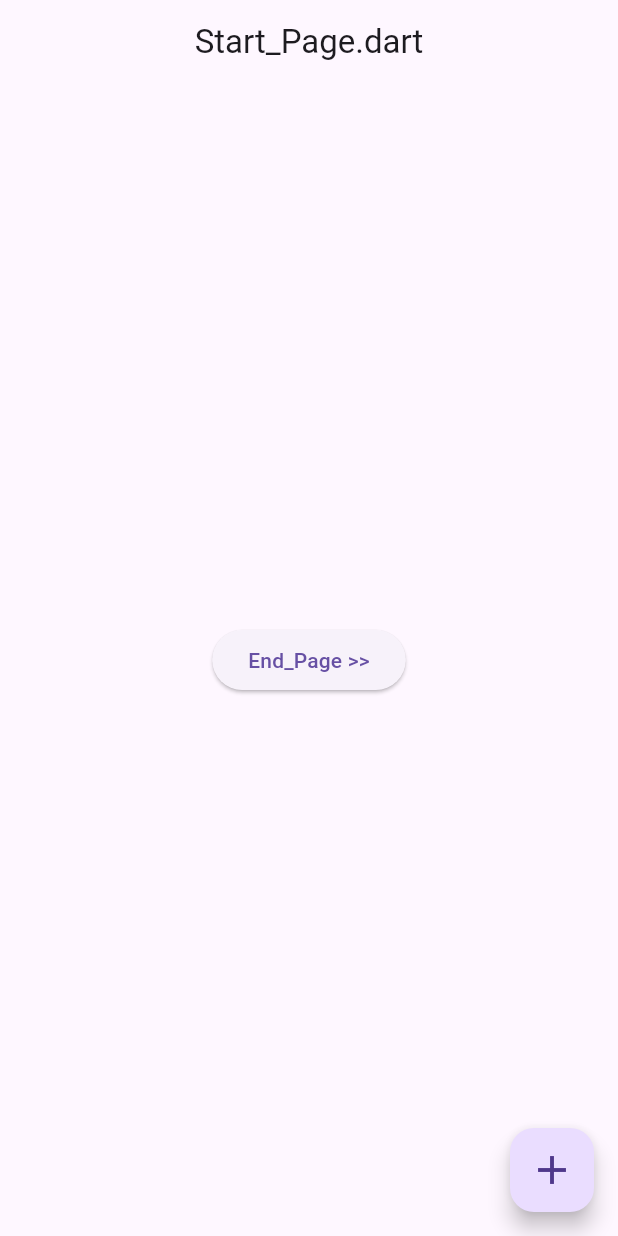
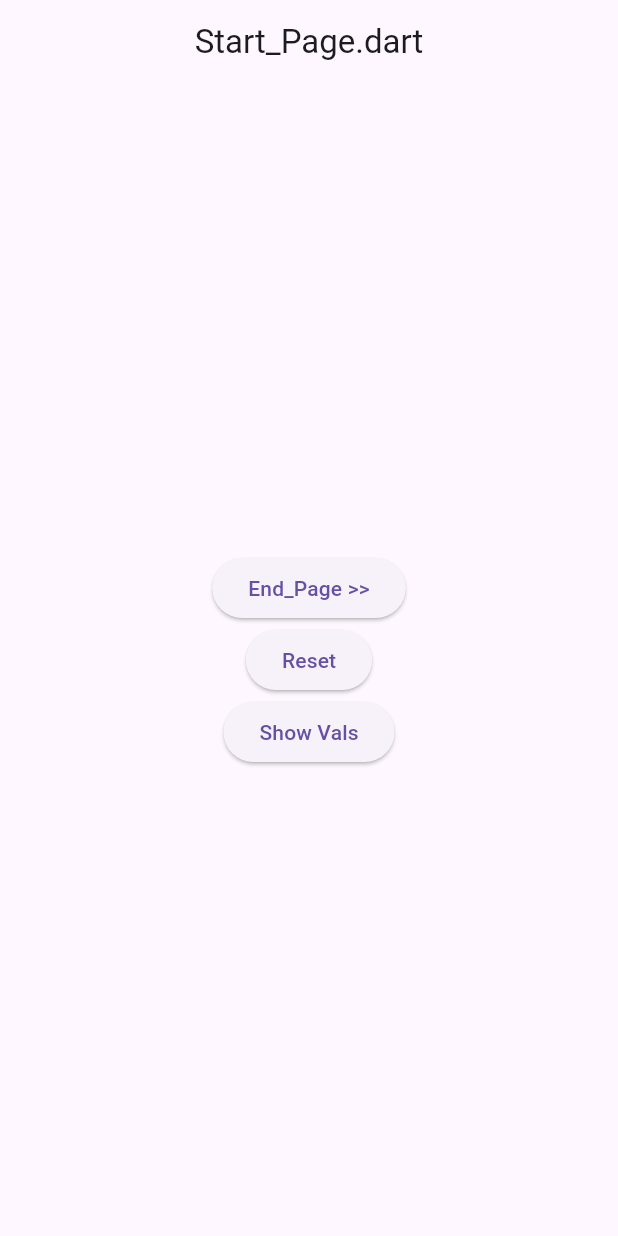
Before and after one commit to mattgwriter7/flutt_sharedpref, a Flutter app: the screen it shows after launch, on a phone screen of 412 x 824 dp. Run offline on Flutter 3.47's test engine with Material 3 defaults, Android fonts, the phone set to English and light mode, and no system bars; our stand-ins replace shared_preferences.

Commit message:
cleaned code

```diff
--- a/lib/classes/Config.dart
+++ b/lib/classes/Config.dart
@@ -20,4 +20,7 @@ class Config {
   //  CUSTOM STUFF! (from here on this is stuff unique to this App)
   //  ... nuthin' here yet
 
+  static bool app_ready = false;
+  static bool first_run = true;
+
 }
--- /dev/null
+++ b/lib/classes/Cookies.dart
@@ -0,0 +1,45 @@
+import 'dart:convert';
+import 'package:shared_preferences/shared_preferences.dart';
+import "./Config.dart";
+import 'Utils.dart';
+
+class Cookies {
+  static String filename = 'Cookies.dart';
+  static late SharedPreferences _preferences;
+
+  static Future init() async =>
+    _preferences = await SharedPreferences.getInstance();
+
+  //  String Manipulation
+  static Future setStr(String key, String value) async {
+    await _preferences.setString( key, value );
+  }
+  static  Future<String> getStr( String key ) async {
+    final str = _preferences.getString( key );
+    return str == null ? 'nada' : str;
+  }
+
+  //  Numeric Manipulation
+  static Future setNum(String key, int num) async {
+    await _preferences.setInt( key, num );
+  }
+
+  static  Future<int> getNum( String key ) async {
+    final num = _preferences.getInt( key );
+    return num == null ? 0 : num;
+  }
+
+  //  Other stuff
+  static Future reset() async {
+    await _preferences.setString( 'today', '' );
+    await _preferences.setInt( 'run_count', 0 );
+  }
+
+  static  Future<void> showValues() async {
+    //final today = await _preferences.getString( 'today' );
+    final run_count = await _preferences.getInt( 'run_count' );
+    //Utils.log( filename, '$today - \n ${ run_count.toString() }');
+    Utils.log( filename, '${ run_count.toString() }');
+  }
+
+}
--- a/lib/pages/Start_Page.dart
+++ b/lib/pages/Start_Page.dart
@@ -7,6 +7,7 @@ import 'package:provider/provider.dart';
 
 //  classes
 import '../classes/Config.dart';
+import '../classes/Cookies.dart';
 import '../classes/Utils.dart';
 import '../providers/Count.dart';
 
@@ -29,7 +30,7 @@ class _Start_PageState extends State<Start_Page> {
     Utils.log( filename, 'initState()' );
     WidgetsBinding.instance.addPostFrameCallback((_) => _addPostFrameCallbackTriggered(context));
 
-    //  setupApp();
+    setupApp();
   }
 
   @override
@@ -42,6 +43,24 @@ class _Start_PageState extends State<Start_Page> {
   void _buildTriggered() {
     Utils.log( filename, '_buildTriggered()');
   }
+
+  void setupApp() async {
+    if ( !Config.app_ready ) {
+
+      //  cookie stuff
+      Cookies.getStr('today').then((value){
+        Utils.log( filename, value );
+        Cookies.setStr('today', 'is ok!');
+      });
+      Cookies.getNum( 'run_count' ).then((value){
+        Utils.log( filename, value.toString() );
+        value++;
+        Cookies.setNum( 'run_count', value );
+      });
+
+    }
+  }
+
 
   // addPostFrameCallback" is called after build completed
   void _addPostFrameCallbackTriggered( context ) {
@@ -79,15 +98,22 @@ class _Start_PageState extends State<Start_Page> {
                       return;
                     },
                   ),
+                  ElevatedButton(
+                    child: const Text( 'Reset' ),
+                    onPressed: () {
+                      Cookies.reset();
+                      return;
+                    },
+                  ),
+                  ElevatedButton(
+                    child: const Text( 'Show Vals' ),
+                    onPressed: () {
+                      Cookies.showValues();
+                      return;
+                    },
+                  ),
               ],
             ),
-          ),
-          floatingActionButton: FloatingActionButton(
-            onPressed: () {
-              //addFruit( context );
-              context.read<Count>().increment();
-            },
-            child: const Icon(Icons.add, size: 32),
           ),
         ),
       ),
--- a/pubspec.yaml
+++ b/pubspec.yaml
@@ -14,6 +14,7 @@ dependencies:
 
   cupertino_icons: ^1.0.2
   provider: ^6.0.2
+  shared_preferences: ^2.2.0
 
 flutter:
   uses-material-design: true
```
Also changed, not shown: lib/classes/Utils.dart (+43 -0 lines), lib/main.dart (+5 -2 lines), 1 other file.
